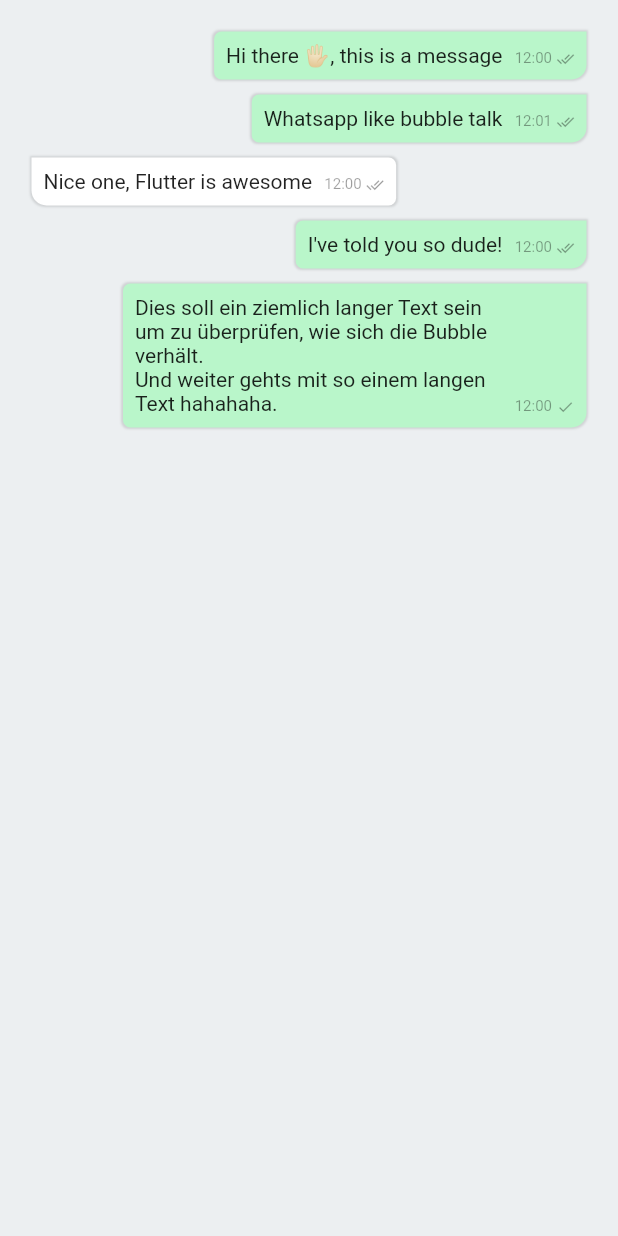
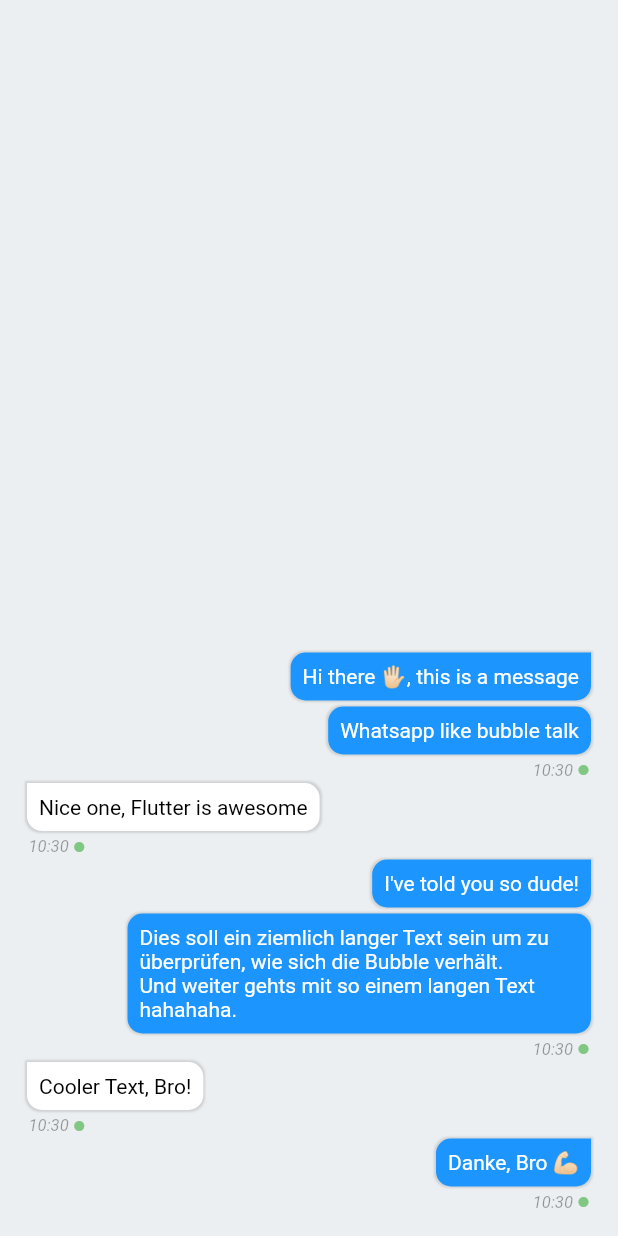
Before and after one commit to tibo-16/chatbot, a Flutter app: the screen it shows after launch, on a phone screen of 412 x 824 dp. Run offline on Flutter 3.47's test engine with Material 2 defaults, Android fonts, the phone set to English and light mode, and no system bars.

Commit message:
Changed Bubble

```diff
--- /dev/null
+++ b/lib/bubble.dart
@@ -0,0 +1,91 @@
+import 'package:flutter/material.dart';
+
+class Bubble extends StatelessWidget {
+  Bubble({this.message, this.time, this.isMe, this.online, this.isNext})
+      : assert(message != "" && message != null),
+        assert(isMe != null),
+        assert(online != null),
+        assert(isNext != null);
+
+  final String message;
+  final DateTime time;
+  final bool isMe, online, isNext;
+
+  String get paddedTime {
+    if (time == null) return "";
+
+    return '${time.hour.toString().padLeft(2, '0')}:${time.minute.toString().padLeft(2, '0')}';
+  }
+
+  @override
+  Widget build(BuildContext context) {
+    final bg = isMe ? Color.fromRGBO(28, 150, 254, 1.0) : Colors.white;
+    final textColor = isMe ? Colors.white : Colors.black;
+    final bubbleAlign =
+        isMe ? CrossAxisAlignment.end : CrossAxisAlignment.start;
+    final radius = isMe
+        ? BorderRadius.only(
+            topLeft: Radius.circular(10.0),
+            bottomLeft: Radius.circular(10.0),
+            bottomRight: Radius.circular(10.0),
+            topRight: isNext ? Radius.circular(10.0) : Radius.zero)
+        : BorderRadius.only(
+            topRight: Radius.circular(10.0),
+            bottomLeft: Radius.circular(10.0),
+            bottomRight: Radius.circular(10.0),
+            topLeft: isNext ? Radius.circular(10.0) : Radius.zero);
+
+    final icon = Icons.brightness_1;
+    final timeAlign = isMe ? MainAxisAlignment.end : MainAxisAlignment.start;
+    final timeMargin = isMe
+        ? const EdgeInsets.only(top: 2.0, right: 3.0)
+        : const EdgeInsets.only(top: 2.0, left: 3.0);
+
+    return Column(
+      crossAxisAlignment: bubbleAlign,
+      children: <Widget>[
+        Container(
+          constraints: BoxConstraints(
+              maxWidth: MediaQuery.of(context).size.width * 0.75),
+          margin: const EdgeInsets.all(2.0),
+          padding: const EdgeInsets.all(8.0),
+          decoration: BoxDecoration(
+            boxShadow: [
+              BoxShadow(
+                  blurRadius: .5,
+                  spreadRadius: 1.0,
+                  color: Colors.black.withOpacity(.12))
+            ],
+            color: bg,
+            borderRadius: radius,
+          ),
+          child: Text(
+            message,
+            style: TextStyle(color: textColor),
+          ),
+        ),
+        Visibility(
+          visible: time != null,
+          child: Container(
+            margin: timeMargin,
+            child: Row(
+              mainAxisAlignment: timeAlign,
+              children: <Widget>[
+                Text(
+                  paddedTime,
+                  style: TextStyle(color: Colors.black38, fontSize: 11, fontStyle: FontStyle.italic),
+                ),
+                SizedBox(width: 3.0),
+                Icon(
+                  icon,
+                  color: online ? Colors.green.shade300 : Colors.red.shade400,
+                  size: 8,
+                )
+              ],
+            ),
+          ),
+        )
+      ],
+    );
+  }
+}
--- a/lib/main.dart
+++ b/lib/main.dart
@@ -1,3 +1,4 @@
+import 'package:chatbot/bubble.dart';
 import 'package:flutter/material.dart';
 
 void main() => runApp(MyApp());
@@ -16,78 +17,6 @@ class MyApp extends StatelessWidget {
   }
 }
 
-class Bubble extends StatelessWidget {
-  Bubble({this.message, this.time, this.delivered, this.isMe});
-
-  final String message, time;
-  final delivered, isMe;
-
-  @override
-  Widget build(BuildContext context) {
-    final bg = isMe ? Colors.greenAccent.shade100 : Colors.white;
-    final align = isMe ? CrossAxisAlignment.end : CrossAxisAlignment.start;
-    final icon = delivered ? Icons.done_all : Icons.done;
-    final radius = isMe
-        ? BorderRadius.only(
-            topLeft: Radius.circular(5.0),
-            bottomLeft: Radius.circular(5.0),
-            bottomRight: Radius.circular(10.0))
-        : BorderRadius.only(
-            topRight: Radius.circular(5.0),
-            bottomLeft: Radius.circular(10.0),
-            bottomRight: Radius.circular(5.0),
-          );
-    return Column(
-      crossAxisAlignment: align,
-      children: <Widget>[
-        Container(
-          constraints: BoxConstraints(
-              maxWidth: MediaQuery.of(context).size.width * 0.75),
-          margin: const EdgeInsets.all(5.0),
-          padding: const EdgeInsets.all(8.0),
-          decoration: BoxDecoration(
-            boxShadow: [
-              BoxShadow(
-                  blurRadius: .5,
-                  spreadRadius: 1.0,
-                  color: Colors.black.withOpacity(.12))
-            ],
-            color: bg,
-            borderRadius: radius,
-          ),
-          child: Stack(
-            children: <Widget>[
-              Padding(
-                padding: EdgeInsets.only(right: 48.0),
-                child: Text(message),
-              ),
-              Positioned(
-                bottom: 0.0,
-                right: 0.0,
-                child: Row(
-                  children: <Widget>[
-                    Text(time,
-                        style: TextStyle(
-                          color: Colors.black38,
-                          fontSize: 10.0,
-                        )),
-                    SizedBox(width: 3.0),
-                    Icon(
-                      icon,
-                      size: 12.0,
-                      color: Colors.black38,
-                    )
-                  ],
-                ),
-              )
-            ],
-          ),
-        )
-      ],
-    );
-  }
-}
-
 class BubbleScreen extends StatelessWidget {
   @override
   Widget build(BuildContext context) {
@@ -99,38 +28,56 @@ class BubbleScreen extends StatelessWidget {
         child: Padding(
           padding: EdgeInsets.all(16.0),
           child: Column(
+            verticalDirection: VerticalDirection.up,
             crossAxisAlignment: CrossAxisAlignment.stretch,
             children: <Widget>[
               Bubble(
-                message: 'Hi there 🖐🏻, this is a message',
-                time: '12:00',
-                delivered: true,
+                message: 'Danke, Bro 💪🏻',
+                time: DateTime.now(),
+                online: true,
                 isMe: true,
+                isNext: false,
               ),
               Bubble(
-                message: 'Whatsapp like bubble talk',
-                time: '12:01',
-                delivered: true,
-                isMe: true,
-              ),
-              Bubble(
-                message: 'Nice one, Flutter is awesome',
-                time: '12:00',
-                delivered: true,
+                message: 'Cooler Text, Bro!',
+                time: DateTime.now(),
+                online: true,
                 isMe: false,
-              ),
-              Bubble(
-                message: 'I\'ve told you so dude!',
-                time: '12:00',
-                delivered: true,
-                isMe: true,
+                isNext: false,
               ),
               Bubble(
                 message:
                     'Dies soll ein ziemlich langer Text sein um zu überprüfen, wie sich die Bubble verhält.\nUnd weiter gehts mit so einem langen Text hahahaha.',
-                time: '12:00',
-                delivered: false,
+                time: DateTime.now(),
+                online: true,
                 isMe: true,
+                isNext: true,
+              ),
+              Bubble(
+                message: 'I\'ve told you so dude!',
+                online: true,
+                isMe: true,
+                isNext: false,
+              ),
+              Bubble(
+                message: 'Nice one, Flutter is awesome',
+                time: DateTime.now(),
+                online: true,
+                isMe: false,
+                isNext: false,
+              ),
+              Bubble(
+                message: 'Whatsapp like bubble talk',
+                time: DateTime.now(),
+                online: true,
+                isMe: true,
+                isNext: true,
+              ),
+              Bubble(
+                message: 'Hi there 🖐🏻, this is a message',
+                online: true,
+                isMe: true,
+                isNext: false,
               ),
             ],
           ),
```
